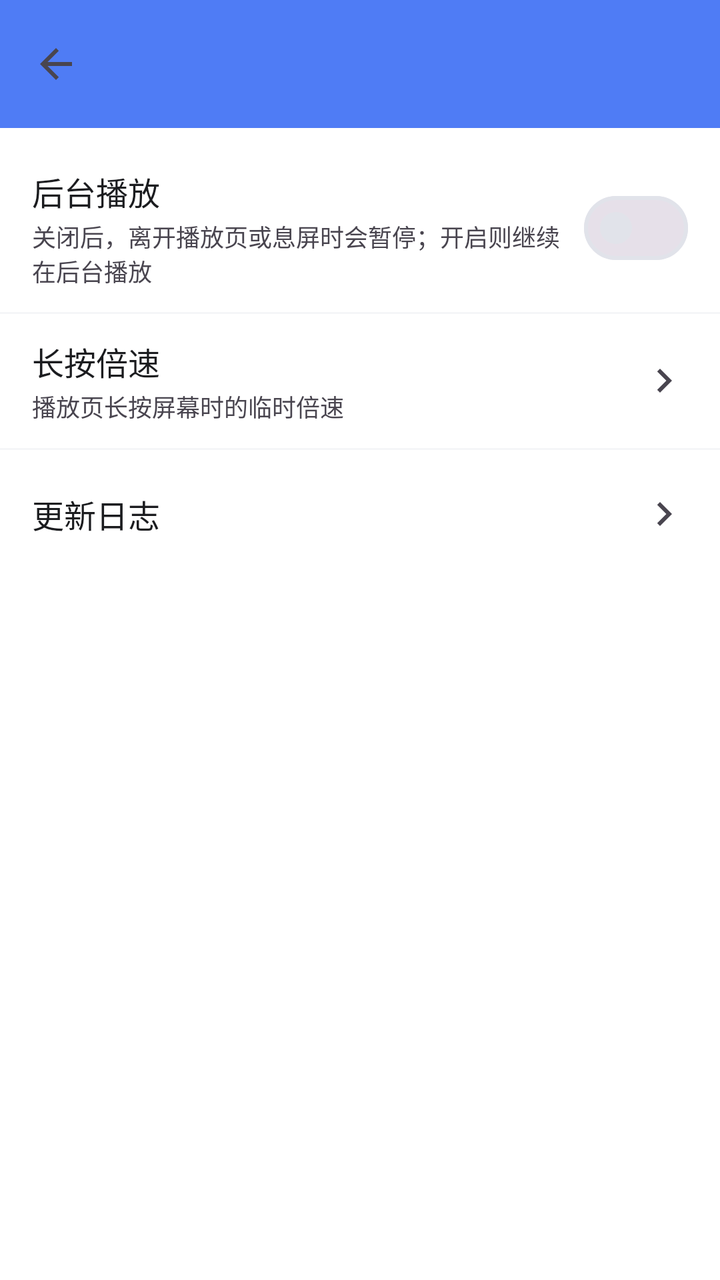
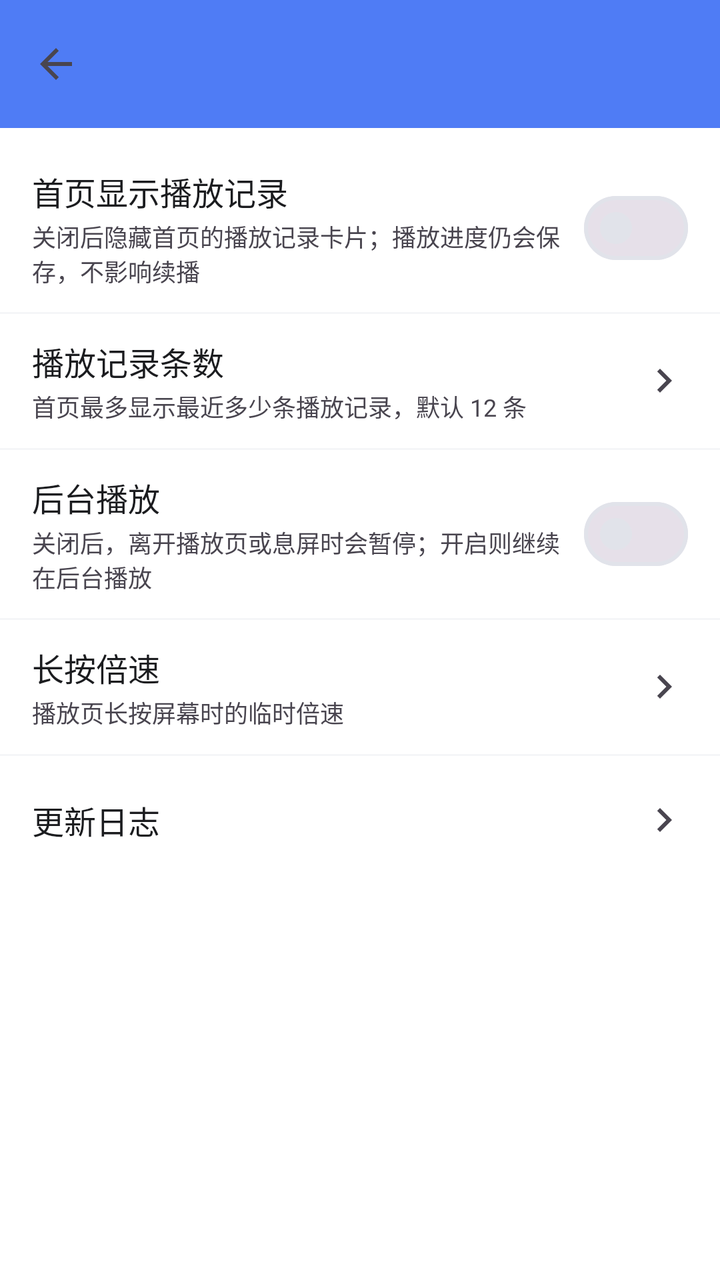

An Android layout rendered at two revisions. The XML below is the earlier revision; the diff shows what the commit changed to produce the second picture.
<!-- AndroidManifest.xml: application theme Theme.SmbPlayer -->
<!-- res/layout/activity_settings.xml -->
<?xml version="1.0" encoding="utf-8"?>
<LinearLayout xmlns:android="http://schemas.android.com/apk/res/android"
    xmlns:app="http://schemas.android.com/apk/res-auto"
    android:layout_width="match_parent"
    android:layout_height="match_parent"
    android:background="?attr/colorSurface"
    android:orientation="vertical">

    <androidx.appcompat.widget.Toolbar
        android:id="@+id/toolbar"
        android:layout_width="match_parent"
        android:layout_height="?attr/actionBarSize"
        android:background="?attr/colorPrimary"
        app:titleTextColor="?attr/colorOnPrimary"
        app:navigationIcon="?attr/homeAsUpIndicator" />

    <ScrollView
        android:layout_width="match_parent"
        android:layout_height="match_parent">

        <LinearLayout
            android:layout_width="match_parent"
            android:layout_height="wrap_content"
            android:orientation="vertical"
            android:paddingTop="8dp">

            
            <LinearLayout
                style="@style/Widget.SmbPlayer.ListItem"
                android:orientation="horizontal">

                <LinearLayout
                    android:layout_width="0dp"
                    android:layout_height="wrap_content"
                    android:layout_weight="1"
                    android:orientation="vertical"
                    android:paddingEnd="12dp">

                    <TextView
                        android:layout_width="wrap_content"
                        android:layout_height="wrap_content"
                        android:text="@string/settings_background_play"
                        android:textColor="?attr/colorOnSurface"
                        android:textSize="16sp" />

                    <TextView
                        android:layout_width="wrap_content"
                        android:layout_height="wrap_content"
                        android:layout_marginTop="2dp"
                        android:text="@string/settings_background_play_hint"
                        android:textColor="?attr/colorOnSurfaceVariant"
                        android:textSize="12sp" />
                </LinearLayout>

                <com.google.android.material.materialswitch.MaterialSwitch
                    android:id="@+id/sw_background_play"
                    android:layout_width="wrap_content"
                    android:layout_height="wrap_content" />
            </LinearLayout>

            <View
                android:layout_width="match_parent"
                android:layout_height="1dp"
                android:alpha="0.3"
                android:background="?attr/colorOutline" />

            
            <LinearLayout
                android:id="@+id/row_long_press_speed"
                style="@style/Widget.SmbPlayer.ListItem"
                android:orientation="horizontal">

                <LinearLayout
                    android:layout_width="0dp"
                    android:layout_height="wrap_content"
                    android:layout_weight="1"
                    android:orientation="vertical"
                    android:paddingEnd="12dp">

                    <TextView
                        android:layout_width="wrap_content"
                        android:layout_height="wrap_content"
                        android:text="@string/settings_speed_label"
                        android:textColor="?attr/colorOnSurface"
                        android:textSize="16sp" />

                    <TextView
                        android:layout_width="wrap_content"
                        android:layout_height="wrap_content"
                        android:layout_marginTop="2dp"
                        android:text="@string/settings_speed_hint"
                        android:textColor="?attr/colorOnSurfaceVariant"
                        android:textSize="12sp" />
                </LinearLayout>

                <TextView
                    android:id="@+id/tv_long_press_speed_value"
                    android:layout_width="wrap_content"
                    android:layout_height="wrap_content"
                    android:layout_marginEnd="4dp"
                    android:textColor="?attr/colorOnSurface"
                    android:textSize="16sp"
                    android:textStyle="bold" />

                <ImageView
                    android:layout_width="24dp"
                    android:layout_height="24dp"
                    android:src="@drawable/ic_chevron_left"
                    android:rotation="180"
                    app:tint="?attr/colorOnSurfaceVariant" />
            </LinearLayout>

            <View
                android:layout_width="match_parent"
                android:layout_height="1dp"
                android:alpha="0.3"
                android:background="?attr/colorOutline" />

            
            <LinearLayout
                android:id="@+id/row_changelog"
                style="@style/Widget.SmbPlayer.ListItem"
                android:orientation="horizontal">

                <TextView
                    android:layout_width="0dp"
                    android:layout_height="wrap_content"
                    android:layout_weight="1"
                    android:text="@string/action_changelog"
                    android:textColor="?attr/colorOnSurface"
                    android:textSize="16sp" />

                <ImageView
                    android:layout_width="24dp"
                    android:layout_height="24dp"
                    android:src="@drawable/ic_chevron_left"
                    android:rotation="180"
                    app:tint="?attr/colorOnSurfaceVariant" />
            </LinearLayout>
        </LinearLayout>
    </ScrollView>
</LinearLayout>
<!-- resources referenced by this layout -->
<resources>
  <!-- drawable ic_chevron_left (drawable) -->
  <?xml version="1.0" encoding="utf-8"?>
  <vector xmlns:android="http://schemas.android.com/apk/res/android"
      android:width="24dp" android:height="24dp"
      android:viewportWidth="24" android:viewportHeight="24"
      android:tint="?attr/colorControlNormal">
      <path android:fillColor="@android:color/white"
          android:pathData="M15.41,7.41L14,6l-6,6 6,6 1.41,-1.41L10.83,12z" />
  </vector>
  <string name="action_changelog">更新日志</string>
  <string name="settings_background_play">后台播放</string>
  <string name="settings_background_play_hint">关闭后，离开播放页或息屏时会暂停；开启则继续在后台播放</string>
  <string name="settings_speed_hint">播放页长按屏幕时的临时倍速</string>
  <string name="settings_speed_label">长按倍速</string>
  <style name="Widget.SmbPlayer.ListItem" parent="">
          <item name="android:layout_width">match_parent</item>
          <item name="android:layout_height">wrap_content</item>
          <item name="android:background">?attr/selectableItemBackground</item>
          <item name="android:paddingStart">16dp</item>
          <item name="android:paddingEnd">16dp</item>
          <item name="android:paddingTop">12dp</item>
          <item name="android:paddingBottom">12dp</item>
          <item name="android:minHeight">64dp</item>
          <item name="android:gravity">center_vertical</item>
      </style>
  <style name="Theme.SmbPlayer" parent="Theme.Material3.DayNight.NoActionBar">
          <item name="colorPrimary">@color/primary</item>
          <item name="colorOnPrimary">@color/on_primary</item>
          <item name="colorSecondary">@color/secondary</item>
          <item name="android:colorBackground">@color/background</item>
          <item name="colorSurface">@color/surface</item>
          <item name="colorOnSurface">@color/on_surface</item>
          <item name="colorOutline">@color/outline</item>
          <item name="android:statusBarColor">@color/primary</item>
      </style>
  <color name="primary">#FF4F7CF5</color>
  <color name="on_primary">#FFFFFFFF</color>
  <color name="secondary">#FF26A69A</color>
  <color name="background">#FFF7F8FC</color>
  <color name="surface">#FFFFFFFF</color>
  <color name="on_surface">#FF1B1C1F</color>
  <color name="outline">#FFE1E3EA</color>
</resources>

<!-- the commit's change to res/layout/activity_settings.xml (unified diff, before → after) -->
@@ -39,21 +39,21 @@
                     <TextView
                         android:layout_width="wrap_content"
                         android:layout_height="wrap_content"
-                        android:text="@string/settings_background_play"
-                        android:textColor="?attr/colorOnSurface"
-                        android:textSize="16sp" />
-
-                    <TextView
-                        android:layout_width="wrap_content"
-                        android:layout_height="wrap_content"
-                        android:layout_marginTop="2dp"
-                        android:text="@string/settings_background_play_hint"
+                        android:text="@string/settings_history_visible"
+                        android:textColor="?attr/colorOnSurface"
+                        android:textSize="16sp" />
+
+                    <TextView
+                        android:layout_width="wrap_content"
+                        android:layout_height="wrap_content"
+                        android:layout_marginTop="2dp"
+                        android:text="@string/settings_history_visible_hint"
                         android:textColor="?attr/colorOnSurfaceVariant"
                         android:textSize="12sp" />
                 </LinearLayout>
 
                 <com.google.android.material.materialswitch.MaterialSwitch
-                    android:id="@+id/sw_background_play"
+                    android:id="@+id/sw_history_visible"
                     android:layout_width="wrap_content"
                     android:layout_height="wrap_content" />
             </LinearLayout>
@@ -66,35 +66,35 @@
 
             
             <LinearLayout
-                android:id="@+id/row_long_press_speed"
-                style="@style/Widget.SmbPlayer.ListItem"
-                android:orientation="horizontal">
-
-                <LinearLayout
-                    android:layout_width="0dp"
-                    android:layout_height="wrap_content"
-                    android:layout_weight="1"
-                    android:orientation="vertical"
-                    android:paddingEnd="12dp">
-
-                    <TextView
-                        android:layout_width="wrap_content"
-                        android:layout_height="wrap_content"
-                        android:text="@string/settings_speed_label"
-                        android:textColor="?attr/colorOnSurface"
-                        android:textSize="16sp" />
-
-                    <TextView
-                        android:layout_width="wrap_content"
-                        android:layout_height="wrap_content"
-                        android:layout_marginTop="2dp"
-                        android:text="@string/settings_speed_hint"
+                android:id="@+id/row_history_count"
+                style="@style/Widget.SmbPlayer.ListItem"
+                android:orientation="horizontal">
+
+                <LinearLayout
+                    android:layout_width="0dp"
+                    android:layout_height="wrap_content"
+                    android:layout_weight="1"
+                    android:orientation="vertical"
+                    android:paddingEnd="12dp">
+
+                    <TextView
+                        android:layout_width="wrap_content"
+                        android:layout_height="wrap_content"
+                        android:text="@string/settings_history_count"
+                        android:textColor="?attr/colorOnSurface"
+                        android:textSize="16sp" />
+
+                    <TextView
+                        android:layout_width="wrap_content"
+                        android:layout_height="wrap_content"
+                        android:layout_marginTop="2dp"
+                        android:text="@string/settings_history_count_hint"
                         android:textColor="?attr/colorOnSurfaceVariant"
                         android:textSize="12sp" />
                 </LinearLayout>
 
                 <TextView
-                    android:id="@+id/tv_long_press_speed_value"
+                    android:id="@+id/tv_history_count_value"
                     android:layout_width="wrap_content"
                     android:layout_height="wrap_content"
                     android:layout_marginEnd="4dp"
@@ -118,17 +118,81 @@
 
             
             <LinearLayout
-                android:id="@+id/row_changelog"
-                style="@style/Widget.SmbPlayer.ListItem"
-                android:orientation="horizontal">
+                style="@style/Widget.SmbPlayer.ListItem"
+                android:orientation="horizontal">
+
+                <LinearLayout
+                    android:layout_width="0dp"
+                    android:layout_height="wrap_content"
+                    android:layout_weight="1"
+                    android:orientation="vertical"
+                    android:paddingEnd="12dp">
+
+                    <TextView
+                        android:layout_width="wrap_content"
+                        android:layout_height="wrap_content"
+                        android:text="@string/settings_background_play"
+                        android:textColor="?attr/colorOnSurface"
+                        android:textSize="16sp" />
+
+                    <TextView
+                        android:layout_width="wrap_content"
+                        android:layout_height="wrap_content"
+                        android:layout_marginTop="2dp"
+                        android:text="@string/settings_background_play_hint"
+                        android:textColor="?attr/colorOnSurfaceVariant"
+                        android:textSize="12sp" />
+                </LinearLayout>
+
+                <com.google.android.material.materialswitch.MaterialSwitch
+                    android:id="@+id/sw_background_play"
+                    android:layout_width="wrap_content"
+                    android:layout_height="wrap_content" />
+            </LinearLayout>
+
+            <View
+                android:layout_width="match_parent"
+                android:layout_height="1dp"
+                android:alpha="0.3"
+                android:background="?attr/colorOutline" />
+
+            
+            <LinearLayout
+                android:id="@+id/row_long_press_speed"
+                style="@style/Widget.SmbPlayer.ListItem"
+                android:orientation="horizontal">
+
+                <LinearLayout
+                    android:layout_width="0dp"
+                    android:layout_height="wrap_content"
+                    android:layout_weight="1"
+                    android:orientation="vertical"
+                    android:paddingEnd="12dp">
+
+                    <TextView
+                        android:layout_width="wrap_content"
+                        android:layout_height="wrap_content"
+                        android:text="@string/settings_speed_label"
+                        android:textColor="?attr/colorOnSurface"
+                        android:textSize="16sp" />
+
+                    <TextView
+                        android:layout_width="wrap_content"
+                        android:layout_height="wrap_content"
+                        android:layout_marginTop="2dp"
+                        android:text="@string/settings_speed_hint"
+                        android:textColor="?attr/colorOnSurfaceVariant"
+                        android:textSize="12sp" />
+                </LinearLayout>
 
                 <TextView
-                    android:layout_width="0dp"
-                    android:layout_height="wrap_content"
-                    android:layout_weight="1"
-                    android:text="@string/action_changelog"
+                    android:id="@+id/tv_long_press_speed_value"
+                    android:layout_width="wrap_content"
+                    android:layout_height="wrap_content"
+                    android:layout_marginEnd="4dp"
                     android:textColor="?attr/colorOnSurface"
-                    android:textSize="16sp" />
+                    android:textSize="16sp"
+                    android:textStyle="bold" />
 
                 <ImageView
                     android:layout_width="24dp"
@@ -137,6 +201,34 @@
                     android:rotation="180"
                     app:tint="?attr/colorOnSurfaceVariant" />
             </LinearLayout>
+
+            <View
+                android:layout_width="match_parent"
+                android:layout_height="1dp"
+                android:alpha="0.3"
+                android:background="?attr/colorOutline" />
+
+            
+            <LinearLayout
+                android:id="@+id/row_changelog"
+                style="@style/Widget.SmbPlayer.ListItem"
+                android:orientation="horizontal">
+
+                <TextView
+                    android:layout_width="0dp"
+                    android:layout_height="wrap_content"
+                    android:layout_weight="1"
+                    android:text="@string/action_changelog"
+                    android:textColor="?attr/colorOnSurface"
+                    android:textSize="16sp" />
+
+                <ImageView
+                    android:layout_width="24dp"
+                    android:layout_height="24dp"
+                    android:src="@drawable/ic_chevron_left"
+                    android:rotation="180"
+                    app:tint="?attr/colorOnSurfaceVariant" />
+            </LinearLayout>
         </LinearLayout>
     </ScrollView>
 </LinearLayout>
<!-- resource entries referenced after the edit -->
@@ -12,6 +12,10 @@
   <string name="action_changelog">更新日志</string>
   <string name="settings_background_play">后台播放</string>
   <string name="settings_background_play_hint">关闭后，离开播放页或息屏时会暂停；开启则继续在后台播放</string>
+  <string name="settings_history_count">播放记录条数</string>
+  <string name="settings_history_count_hint">首页最多显示最近多少条播放记录，默认 12 条</string>
+  <string name="settings_history_visible">首页显示播放记录</string>
+  <string name="settings_history_visible_hint">关闭后隐藏首页的播放记录卡片；播放进度仍会保存，不影响续播</string>
   <string name="settings_speed_hint">播放页长按屏幕时的临时倍速</string>
   <string name="settings_speed_label">长按倍速</string>
   <style name="Widget.SmbPlayer.ListItem" parent="">
